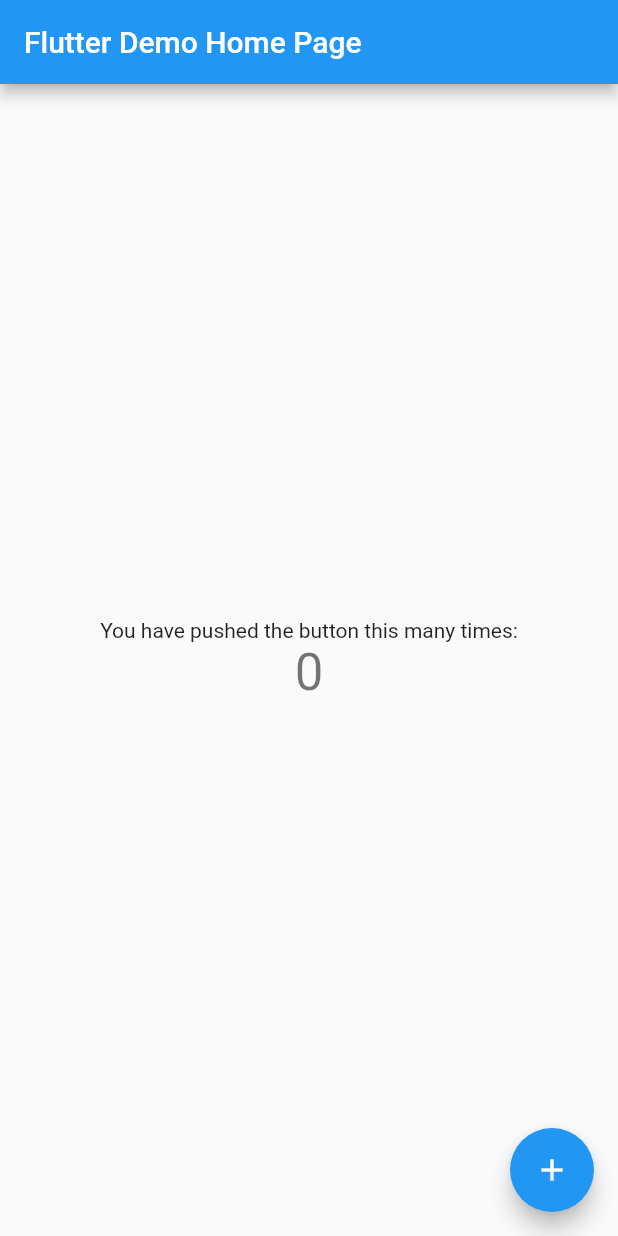
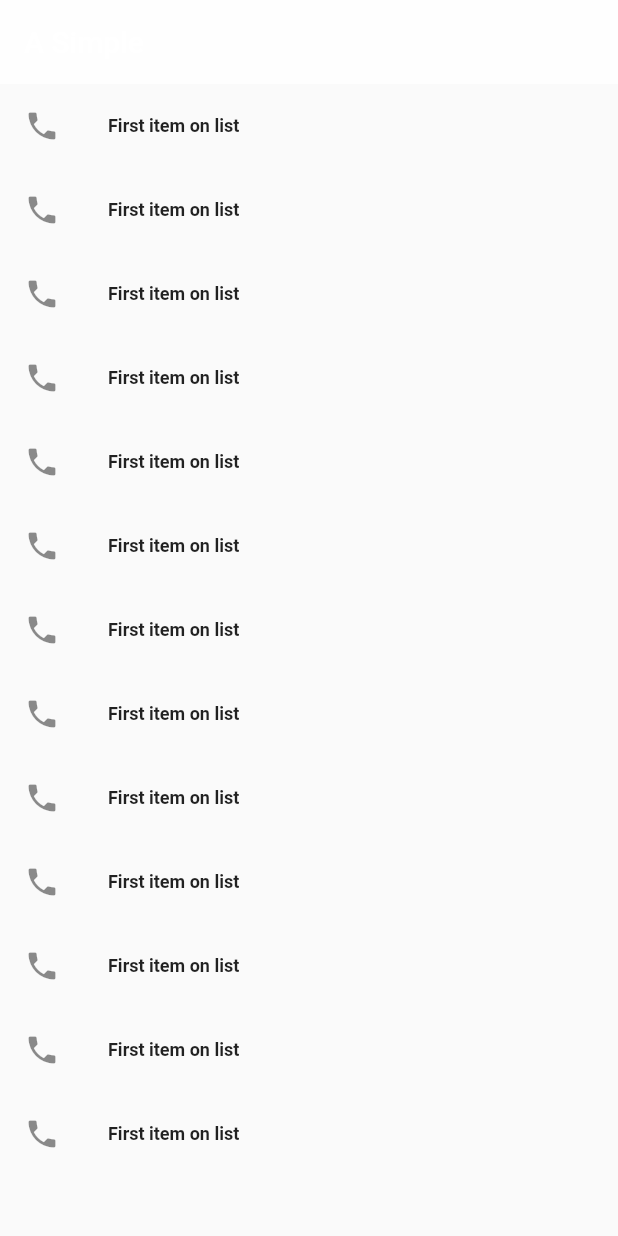
Before and after one commit to dalyzhee/simple_list_app_flutter_app, a Flutter app: the screen it shows after launch, on a phone screen of 412 x 824 dp. Run offline on Flutter 3.47's test engine with Material 2 defaults, Android fonts, the phone set to English and light mode, and no system bars; missing offline and left inert: dart:ffi.

Commit message:
Initial commit
This is the first commit of this project.

```diff
--- /dev/null
+++ b/lib/Screens/HomeScreen.dart
@@ -0,0 +1,157 @@
+import 'package:flutter/material.dart';
+
+class HomeScreen extends StatefulWidget {
+  HomeScreen({Key? key}) : super(key: key);
+
+  @override
+  State<HomeScreen> createState() => _HomeScreenState();
+}
+
+class _HomeScreenState extends State<HomeScreen> {
+  @override
+  Widget build(BuildContext context) {
+    return Scaffold(
+      appBar: AppBar(
+        title: Text("A Simple"),
+        backgroundColor: Colors.white.withOpacity(300),
+        elevation: 0,
+      ),
+      body: Container(
+        child: ListView(
+          children: [
+            ListTile(
+              leading: Icon(Icons.phone),
+              title: Text(
+                "First item on list",
+                style: TextStyle(
+                  fontSize: 12,
+                  fontWeight: FontWeight.w600,
+                ),
+              ),
+            ),
+            ListTile(
+              leading: Icon(Icons.phone),
+              title: Text(
+                "First item on list",
+                style: TextStyle(
+                  fontSize: 12,
+                  fontWeight: FontWeight.w600,
+                ),
+              ),
+            ),
+            ListTile(
+              leading: Icon(Icons.phone),
+              title: Text(
+                "First item on list",
+                style: TextStyle(
+                  fontSize: 12,
+                  fontWeight: FontWeight.w600,
+                ),
+              ),
+            ),
+            ListTile(
+              leading: Icon(Icons.phone),
+              title: Text(
+                "First item on list",
+                style: TextStyle(
+                  fontSize: 12,
+                  fontWeight: FontWeight.w600,
+                ),
+              ),
+            ),
+            ListTile(
+              leading: Icon(Icons.phone),
+              title: Text(
+                "First item on list",
+                style: TextStyle(
+                  fontSize: 12,
+                  fontWeight: FontWeight.w600,
+                ),
+              ),
+            ),
+            ListTile(
+              leading: Icon(Icons.phone),
+              title: Text(
+                "First item on list",
+                style: TextStyle(
+                  fontSize: 12,
+                  fontWeight: FontWeight.w600,
+                ),
+              ),
+            ),
+            ListTile(
+              leading: Icon(Icons.phone),
+              title: Text(
+                "First item on list",
+                style: TextStyle(
+                  fontSize: 12,
+                  fontWeight: FontWeight.w600,
+                ),
+              ),
+            ),
+            ListTile(
+              leading: Icon(Icons.phone),
+              title: Text(
+                "First item on list",
+                style: TextStyle(
+                  fontSize: 12,
+                  fontWeight: FontWeight.w600,
+                ),
+              ),
+            ),
+            ListTile(
+              leading: Icon(Icons.phone),
+              title: Text(
+                "First item on list",
+                style: TextStyle(
+                  fontSize: 12,
+                  fontWeight: FontWeight.w600,
+                ),
+              ),
+            ),
+            ListTile(
+              leading: Icon(Icons.phone),
+              title: Text(
+                "First item on list",
+                style: TextStyle(
+                  fontSize: 12,
+                  fontWeight: FontWeight.w600,
+                ),
+              ),
+            ),
+            ListTile(
+              leading: Icon(Icons.phone),
+              title: Text(
+                "First item on list",
+                style: TextStyle(
+                  fontSize: 12,
+                  fontWeight: FontWeight.w600,
+                ),
+              ),
+            ),
+            ListTile(
+              leading: Icon(Icons.phone),
+              title: Text(
+                "First item on list",
+                style: TextStyle(
+                  fontSize: 12,
+                  fontWeight: FontWeight.w600,
+                ),
+              ),
+            ),
+            ListTile(
+              leading: Icon(Icons.phone),
+              title: Text(
+                "First item on list",
+                style: TextStyle(
+                  fontSize: 12,
+                  fontWeight: FontWeight.w600,
+                ),
+              ),
+            ),
+          ],
+        ),
+      ),
+    );
+  }
+}
--- a/lib/main.dart
+++ b/lib/main.dart
@@ -1,115 +1,21 @@
+import 'dart:ffi';
+
 import 'package:flutter/material.dart';
+import 'package:simple_list_app/Screens/HomeScreen.dart';
 
 void main() {
-  runApp(const MyApp());
+  runApp(MyApp());
 }
 
 class MyApp extends StatelessWidget {
   const MyApp({Key? key}) : super(key: key);
 
-  // This widget is the root of your application.
   @override
   Widget build(BuildContext context) {
     return MaterialApp(
-      title: 'Flutter Demo',
-      theme: ThemeData(
-        // This is the theme of your application.
-        //
-        // Try running your application with "flutter run". You'll see the
-        // application has a blue toolbar. Then, without quitting the app, try
-        // changing the primarySwatch below to Colors.green and then invoke
-        // "hot reload" (press "r" in the console where you ran "flutter run",
-        // or simply save your changes to "hot reload" in a Flutter IDE).
-        // Notice that the counter didn't reset back to zero; the application
-        // is not restarted.
-        primarySwatch: Colors.blue,
-      ),
-      home: const MyHomePage(title: 'Flutter Demo Home Page'),
+      debugShowCheckedModeBanner: false,
+      title: "Simple",
+      home: HomeScreen(),
     );
   }
 }
-
-class MyHomePage extends StatefulWidget {
-  const MyHomePage({Key? key, required this.title}) : super(key: key);
-
-  // This widget is the home page of your application. It is stateful, meaning
-  // that it has a State object (defined below) that contains fields that affect
-  // how it looks.
-
-  // This class is the configuration for the state. It holds the values (in this
-  // case the title) provided by the parent (in this case the App widget) and
-  // used by the build method of the State. Fields in a Widget subclass are
-  // always marked "final".
-
-  final String title;
-
-  @override
-  State<MyHomePage> createState() => _MyHomePageState();
-}
-
-class _MyHomePageState extends State<MyHomePage> {
-  int _counter = 0;
-
-  void _incrementCounter() {
-    setState(() {
-      // This call to setState tells the Flutter framework that something has
-      // changed in this State, which causes it to rerun the build method below
-      // so that the display can reflect the updated values. If we changed
-      // _counter without calling setState(), then the build method would not be
-      // called again, and so nothing would appear to happen.
-      _counter++;
-    });
-  }
-
-  @override
-  Widget build(BuildContext context) {
-    // This method is rerun every time setState is called, for instance as done
-    // by the _incrementCounter method above.
-    //
-    // The Flutter framework has been optimized to make rerunning build methods
-    // fast, so that you can just rebuild anything that needs updating rather
-    // than having to individually change instances of widgets.
-    return Scaffold(
-      appBar: AppBar(
-        // Here we take the value from the MyHomePage object that was created by
-        // the App.build method, and use it to set our appbar title.
-        title: Text(widget.title),
-      ),
-      body: Center(
-        // Center is a layout widget. It takes a single child and positions it
-        // in the middle of the parent.
-        child: Column(
-          // Column is also a layout widget. It takes a list of children and
-          // arranges them vertically. By default, it sizes itself to fit its
-          // children horizontally, and tries to be as tall as its parent.
-          //
-          // Invoke "debug painting" (press "p" in the console, choose the
-          // "Toggle Debug Paint" action from the Flutter Inspector in Android
-          // Studio, or the "Toggle Debug Paint" command in Visual Studio Code)
-          // to see the wireframe for each widget.
-          //
-          // Column has various properties to control how it sizes itself and
-          // how it positions its children. Here we use mainAxisAlignment to
-          // center the children vertically; the main axis here is the vertical
-          // axis because Columns are vertical (the cross axis would be
-          // horizontal).
-          mainAxisAlignment: MainAxisAlignment.center,
-          children: <Widget>[
-            const Text(
-              'You have pushed the button this many times:',
-            ),
-            Text(
-              '$_counter',
-              style: Theme.of(context).textTheme.headline4,
-            ),
-          ],
-        ),
-      ),
-      floatingActionButton: FloatingActionButton(
-        onPressed: _incrementCounter,
-        tooltip: 'Increment',
-        child: const Icon(Icons.add),
-      ), // This trailing comma makes auto-formatting nicer for build methods.
-    );
-  }
-}
```
Also changed, not shown: lib/Screens/DetailScreen.dart (added).
